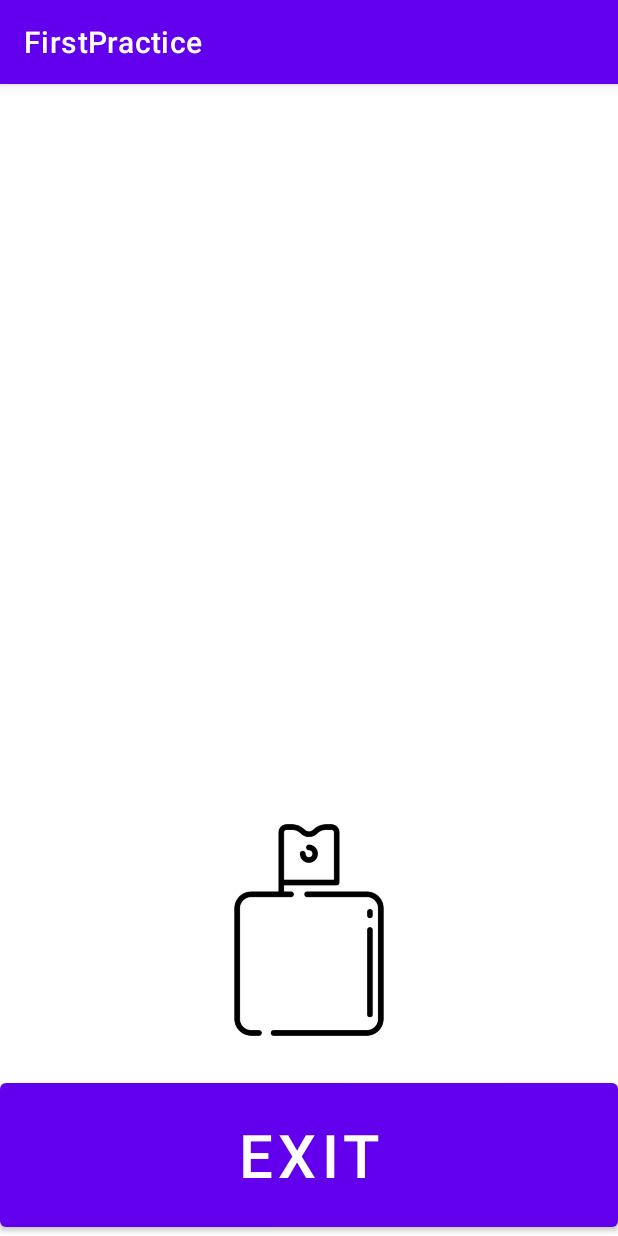
After one commit to Towich/online-store, an Android app: the SecondActivity screen opened directly, with no data from a screen before it, on a phone screen of 412 x 824 dp. The commit adds this screen. Run offline under Robolectric (Android 15) with nearby library versions, the phone set to English and light mode, and no system bars.

Commit message:
added SecondActivity and transfer between Activities

```diff
--- a/app/build.gradle
+++ b/app/build.gradle
@@ -36,6 +36,8 @@ dependencies {
     implementation 'androidx.appcompat:appcompat:1.4.1'
     implementation 'com.google.android.material:material:1.5.0'
     implementation 'androidx.constraintlayout:constraintlayout:2.1.3'
+    implementation 'com.android.support:appcompat-v7:28.0.0'
+    implementation 'com.android.support.constraint:constraint-layout:2.0.4'
     testImplementation 'junit:junit:4.+'
     androidTestImplementation 'androidx.test.ext:junit:1.1.3'
     androidTestImplementation 'androidx.test.espresso:espresso-core:3.4.0'
--- a/app/src/main/AndroidManifest.xml
+++ b/app/src/main/AndroidManifest.xml
@@ -10,6 +10,9 @@
         android:supportsRtl="true"
         android:theme="@style/Theme.FirstPractice">
         <activity
+            android:name=".SecondActivity"
+            android:exported="true" />
+        <activity
             android:name=".MainActivity"
             android:exported="true">
             <intent-filter>
--- /dev/null
+++ b/app/src/main/java/com/example/firstpractice/SecondActivity.java
@@ -0,0 +1,35 @@
+package com.example.firstpractice;
+
+import android.content.Intent;
+import android.os.Bundle;
+import android.view.View;
+
+import androidx.appcompat.app.AppCompatActivity;
+
+import com.example.firstpractice.databinding.ActivityMainBinding;
+import com.example.firstpractice.databinding.ActivitySecondBinding;
+
+public class SecondActivity extends AppCompatActivity {
+
+    ActivitySecondBinding binding;
+    Intent intent;
+
+    @Override
+    protected void onCreate(Bundle savedInstanceState) {
+        super.onCreate(savedInstanceState);
+
+        binding = ActivitySecondBinding.inflate(getLayoutInflater());
+        setContentView(binding.getRoot());
+
+        intent = new Intent(this, MainActivity.class);
+
+        binding.buttonExit.setOnClickListener(new View.OnClickListener() {
+            @Override
+            public void onClick(View view) {
+                startActivity(intent);
+            }
+        });
+    }
+
+
+}
--- /dev/null
+++ b/app/src/main/res/layout/activity_second.xml
@@ -0,0 +1,26 @@
+<?xml version="1.0" encoding="utf-8"?>
+<androidx.constraintlayout.widget.ConstraintLayout xmlns:android="http://schemas.android.com/apk/res/android"
+    xmlns:app="http://schemas.android.com/apk/res-auto"
+    xmlns:tools="http://schemas.android.com/tools"
+    android:layout_width="match_parent"
+    android:layout_height="match_parent"
+    tools:context=".SecondActivity">
+
+    <Button
+        android:id="@+id/button_exit"
+        app:layout_constraintBottom_toBottomOf="parent"
+        android:layout_width="match_parent"
+        android:layout_height="108dp"
+        android:text="@string/button_exit"
+        android:textSize="40sp" />
+
+    <ImageView
+        android:id="@+id/user_image_view_bottom"
+        android:contentDescription="@string/image_desc"
+        app:layout_constraintBottom_toTopOf="@id/button_exit"
+        android:layout_width="match_parent"
+        android:layout_height="192dp"
+        android:src="@drawable/_551570" />
+
+
+</androidx.constraintlayout.widget.ConstraintLayout>
```
Also changed, not shown: app/src/main/java/com/example/firstpractice/MainActivity.java (+13 -26 lines), app/src/main/res/layout/activity_main.xml (+0 -19 lines).
